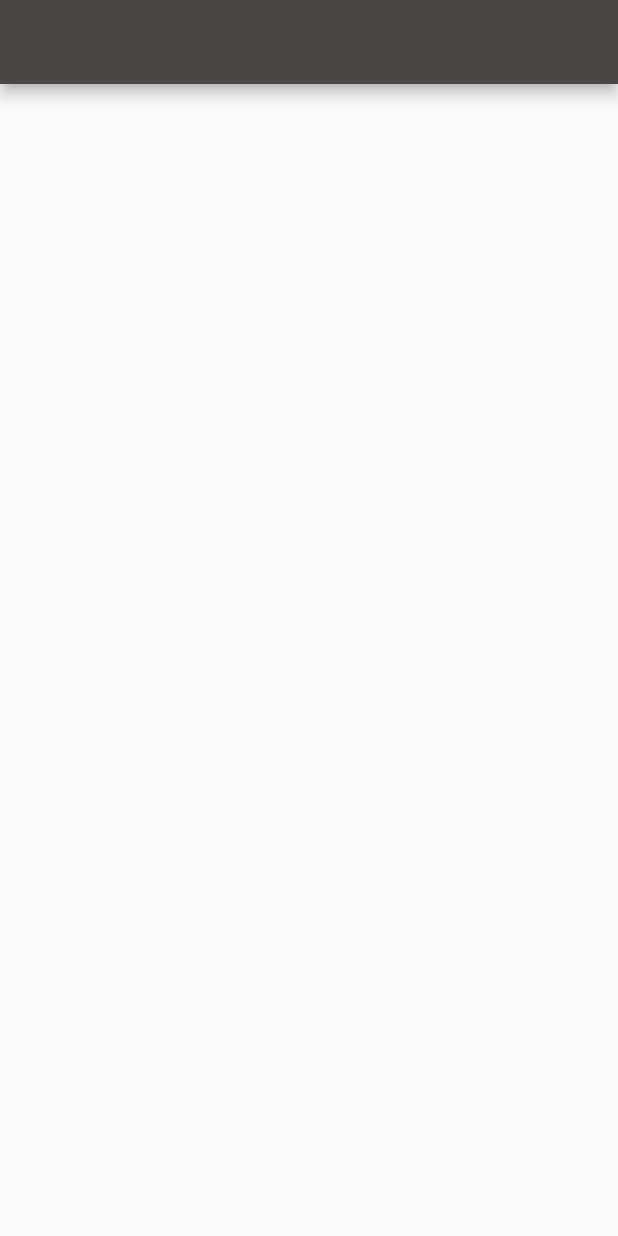
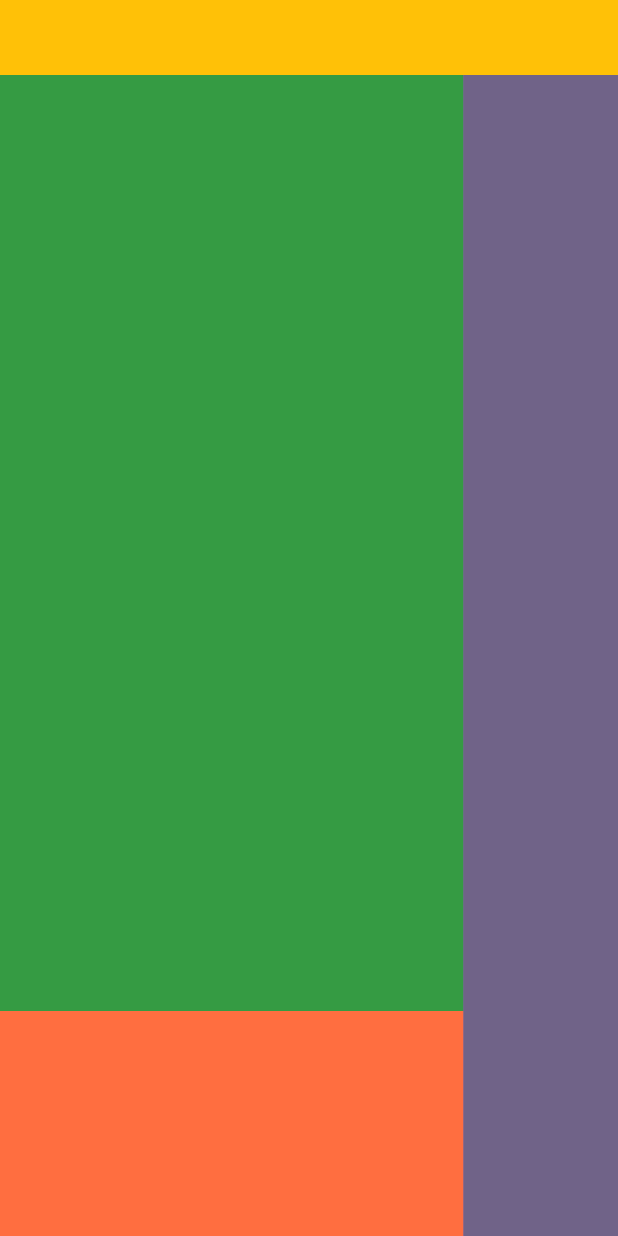
Before and after one commit to salmannaeem112215/pos_flutter, a Flutter app: the screen it shows after launch, on a phone screen of 412 x 824 dp. Run offline on Flutter 3.47's test engine with Material 2 defaults, Android fonts, the phone set to English and light mode, and no system bars.

Commit message:
Made a basic Responsive template

```diff
--- a/lib/bill/billScreen.dart
+++ b/lib/bill/billScreen.dart
@@ -1,6 +1,4 @@
 import 'package:flutter/material.dart';
-import 'package:flutter/src/foundation/key.dart';
-import 'package:flutter/src/widgets/framework.dart';
 
 class BillScreen extends StatefulWidget {
   const BillScreen({Key? key}) : super(key: key);
@@ -13,10 +11,46 @@ class _BillScreenState extends State<BillScreen> {
   @override
   Widget build(BuildContext context) {
     return Scaffold(
-      appBar: AppBar(
-        backgroundColor: Theme.of(context).backgroundColor,
+      body: Container(
+        child: Column(children: [
+          Container(
+            height: 50,
+            color: Colors.amber,
+          ),
+          Expanded(
+            child: Container(
+              color: Colors.black38,
+              child: Row(
+                children: [
+                  Flexible(
+                      flex: 3,
+                      child: Container(
+                        color: Colors.deepPurple,
+                        child: Column(
+                          children: [
+                            Expanded(
+                              child: Container(
+                                color: Color.fromARGB(255, 53, 155, 67),
+                              ),
+                            ),
+                            Container(
+                              height: 150,
+                              color: Colors.deepOrangeAccent,
+                            ),
+                          ],
+                        ),
+                      )),
+                  Flexible(
+                      flex: 1,
+                      child: Container(
+                        color: Color.fromARGB(255, 112, 99, 136),
+                      )),
+                ],
+              ),
+            ),
+          ),
+        ]),
       ),
-      body: Container(),
     );
   }
 }
```
